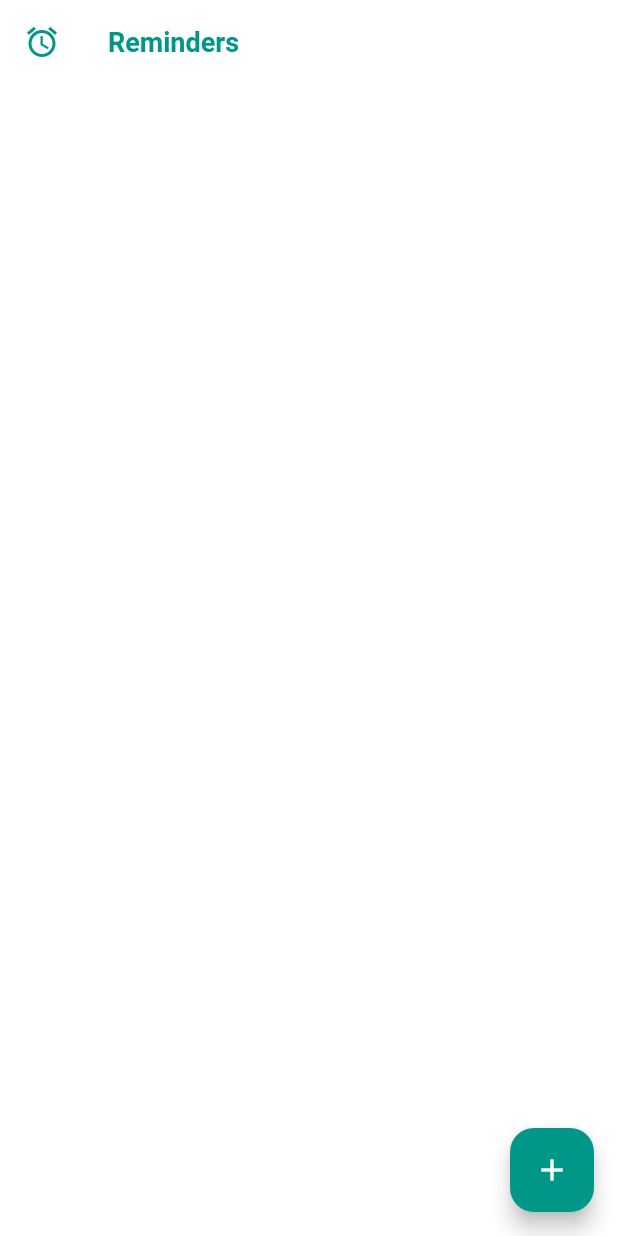
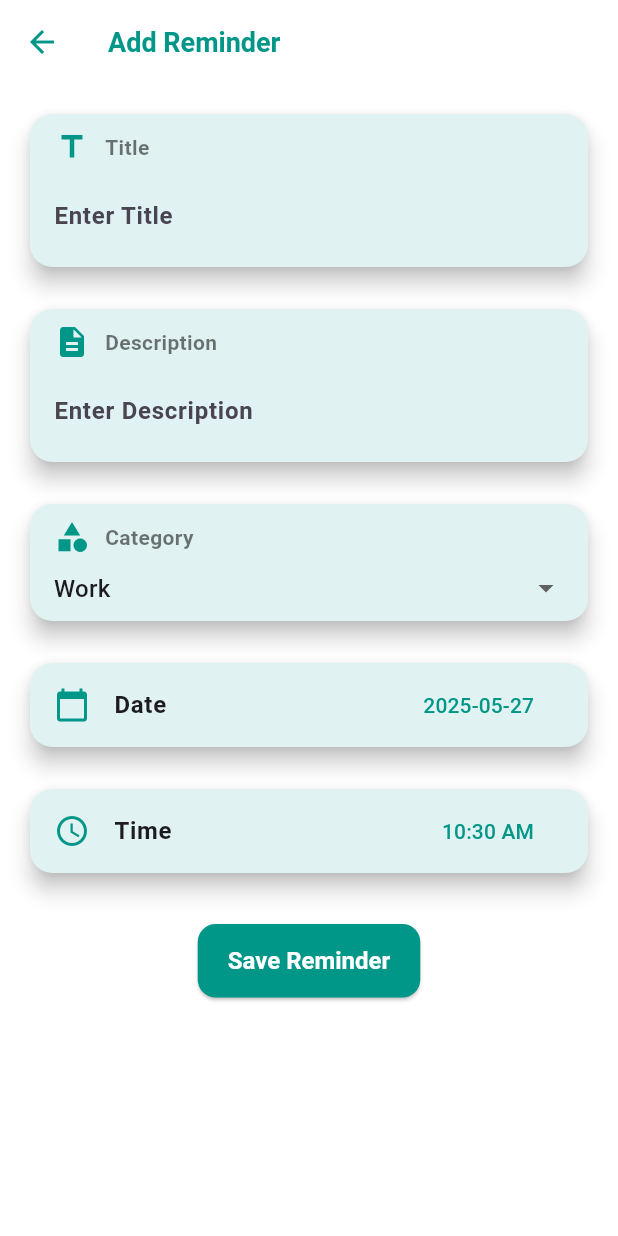
Before and after one commit to saiedfsd/MiniReminder, a Flutter app: the screen it shows after launch, after a tap on the "add" icon, on a phone screen of 412 x 824 dp. Run offline on Flutter 3.47's test engine with Material 3 defaults, Android fonts, the phone set to English and light mode, and no system bars; our stand-ins replace flutter_local_notifications, permission_handler, sqflite, timezone; accounts and stored records are empty.

Commit message:
add edit screen delete confirmation reminder detail screen fix bug db helper

```diff
--- a/lib/database/db_helper.dart
+++ b/lib/database/db_helper.dart
@@ -25,14 +25,15 @@ class DbHelper {
   }
 
   Future<void> _onCreate(Database db, int version) async {
-    await _db?.execute('''
+    await db.execute('''
     CREATE TABLE $tableName (
       id INTEGER PRIMARY KEY AUTOINCREMENT,
       title TEXT,
       description TEXT,
       isActive INTEGER,
-          remindersTime TEXT,
+      reminderTime TEXT,
       category TEXT
+    )
   ''');
   }
 
--- /dev/null
+++ b/lib/screens/add_reminder/add_edit_reminder_screen.dart
@@ -0,0 +1,268 @@
+import 'dart:math';
+
+import 'package:flutter/material.dart';
+import 'package:intl/intl.dart';
+import 'package:mini_reminder/database/db_helper.dart';
+import 'package:mini_reminder/screens/home/home_screen.dart';
+import 'package:mini_reminder/services/notification_handler.dart';
+
+class AddEditReminderScreen extends StatefulWidget {
+  final int? reminderId;
+
+  const AddEditReminderScreen({super.key, this.reminderId});
+
+  @override
+  State<AddEditReminderScreen> createState() => _AddEditReminderScreenState();
+}
+
+class _AddEditReminderScreenState extends State<AddEditReminderScreen> {
+  final _formKey = GlobalKey<FormState>();
+
+  TextEditingController _titleController = TextEditingController();
+  TextEditingController _descriptionController = TextEditingController();
+
+  String _category = "Work";
+  DateTime _reminderTime = DateTime.now();
+
+  @override
+  void initState() {
+    super.initState();
+    if (widget.reminderId != null) _fetchReminder();
+  }
+
+  Future<void> _fetchReminder() async {
+    try {
+      final data = await DbHelper.getReminderById(widget.reminderId!);
+      if (data != null) {
+        _titleController.text = data['title'];
+        _descriptionController.text = data['description'];
+        _category = data['category'];
+        _reminderTime = DateTime.parse(data['reminderTime']);
+      }
+    } catch (e) {}
+  }
+
+  @override
+  Widget build(BuildContext context) {
+    return Scaffold(
+      backgroundColor: Colors.white,
+      appBar: AppBar(
+        iconTheme: IconThemeData(color: Colors.teal),
+        backgroundColor: Colors.white,
+        title: Text(widget.reminderId == null ? "Add Reminder" : "Edit Reminder", style: TextStyle(color: Colors.teal)),
+      ),
+      body: SingleChildScrollView(
+        child: Padding(
+          padding: EdgeInsets.all(16),
+          child: Form(
+            key: _formKey,
+            child: Column(
+                crossAxisAlignment: CrossAxisAlignment.start,
+                children: [
+                  _buildInputCard(
+                      label: "Title",
+                      icon: Icons.title,
+                      child: TextFormField(
+                        controller: _titleController,
+                        decoration: InputDecoration(
+                          hintText: "Enter Title",
+                          border: InputBorder.none
+                        ),
+                        validator: (value) {
+                          return value!.isEmpty ? "Please enter a title" : null;
+                        },
+                      )
+                  ),
+                  SizedBox(height: 20,),
+                  _buildInputCard(
+                      label: "Description",
+                      icon: Icons.description,
+                      child: TextFormField(
+                        controller: _descriptionController,
+                        decoration: InputDecoration(
+                            hintText: "Enter Description",
+                            border: InputBorder.none
+                        ),
+                        validator: (value) {
+                          return value!.isEmpty ? "Please enter a description" : null;
+                        },
+                      )
+                  ),
+                  SizedBox(height: 20,),
+                  _buildInputCard(
+                    label: "Category",
+                    icon: Icons.category,
+                    child: DropdownButtonFormField(
+                        value: _category,
+                        decoration: InputDecoration.collapsed(hintText: ''),
+                        dropdownColor: Colors.teal.shade50,
+                        items: ["Work", "Personal", "Helps", "Others"].map((category) {
+                          return DropdownMenuItem<String>(value: category, child: Text(category));
+                        }).toList(),
+                        onChanged: (value) {
+                          _category = value!;
+                        }
+                    ),
+                  ),
+                  SizedBox(height: 20,),
+                  _buildDateTimerPicker(
+                      label: "Date",
+                      icon: Icons.calendar_today,
+                      displayValue: DateFormat('yyyy-MM-dd').format(_reminderTime),
+                      onPressed: () {
+                        _selectDate();
+                      },
+                  ),
+                  SizedBox(height: 20,),
+                  _buildDateTimerPicker(
+                    label: "Time",
+                    icon: Icons.access_time,
+                    displayValue: DateFormat('hh:mm a').format(_reminderTime),
+                    onPressed: () {
+                      _selectTime();
+                    },
+                  ),
+                  SizedBox(height: 30,),
+                  Center(
+                    child: ElevatedButton(
+                      style: ElevatedButton.styleFrom(
+                        padding: EdgeInsets.symmetric(horizontal: 20, vertical: 15),
+                        shape: RoundedRectangleBorder(
+                          borderRadius: BorderRadius.circular(12),
+                        ),
+                        textStyle: TextStyle(
+                          fontSize: 16,
+                          fontWeight: FontWeight.bold,
+                        ),
+                        backgroundColor: Colors.teal,
+                        foregroundColor: Colors.white,
+                      ),
+                        onPressed: _saveReminder,
+                        child: Text("Save Reminder"),
+                    ),
+                  ),
+                ]
+            ),
+          ),
+        ),
+      ),
+    );
+  }
+
+  Widget _buildInputCard({required String label, required IconData icon, required Widget child}) {
+    return Card(
+      elevation: 6,
+      color: Colors.teal.shade50,
+      shape: RoundedRectangleBorder(
+        borderRadius: BorderRadius.circular(15),
+      ),
+      child: Padding(padding: EdgeInsets.symmetric(vertical: 10, horizontal: 16),
+      child: Column(
+        crossAxisAlignment: CrossAxisAlignment.start,
+        children: [
+          Row(
+            children: [
+              Icon(icon, color: Colors.teal, ),
+              SizedBox(width: 10,),
+              Text(
+                label,
+                style: TextStyle(
+                  fontWeight: FontWeight.bold
+                ),
+              )
+            ],
+          ),
+          SizedBox(height: 10,),
+          child,
+        ],
+      ),),
+    );
+  }
+
+  Widget _buildDateTimerPicker({
+    required String label, required IconData icon, required String displayValue, required Function() onPressed
+  }) {
+    return Card(
+      elevation: 6,
+      color: Colors.teal.shade50,
+      shape: RoundedRectangleBorder(
+        borderRadius: BorderRadius.circular(15),
+      ),
+      child: ListTile(
+        leading: Icon(icon, color: Colors.teal),
+        title: Text(
+          label,
+          style: TextStyle(
+            fontWeight: FontWeight.bold
+          ),
+        ),
+        trailing: TextButton(onPressed: onPressed, child: Text(
+          displayValue,
+          style: TextStyle(color: Colors.teal),
+        )),
+      ),
+    );
+  }
+
+  Future<void> _selectDate() async {
+    DateTime? picked = await showDatePicker(
+        context: context,
+        initialDate: _reminderTime,
+        firstDate: DateTime(2000),
+        lastDate: DateTime(2100)
+    );
+    if(picked != null){
+      setState(() {
+        _reminderTime = DateTime(
+          picked.year,
+          picked.month,
+          picked.day,
+          _reminderTime.hour,
+          _reminderTime.minute
+        );
+      });
+    }
+  }
+
+  Future<void> _selectTime() async {
+    TimeOfDay? picked = await showTimePicker(
+        context: context,
+        initialTime:TimeOfDay(hour: _reminderTime.hour, minute: _reminderTime.minute)
+    );
+    if(picked != null){
+      setState(() {
+        _reminderTime = DateTime(
+            _reminderTime.year,
+            _reminderTime.month,
+            _reminderTime.day,
+            picked.hour,
+            picked.minute
+        );
+      });
+    }
+  }
+
+  Future<void> _saveReminder() async {
+    if(_formKey.currentState!.validate()){
+      final newReminder = {
+        'title': _titleController.text,
+        'description': _descriptionController.text,
+        'isActive': 1,
+        'reminderTime': _reminderTime.toIso8601String(),
+        'category': _category
+      };
+      if(widget.reminderId == null){
+        final reminderId = await DbHelper.addReminder(newReminder);
+        NotificationHelper.scheduleNotification(reminderId!, _titleController.text, _category, _reminderTime);
+      } else {
+        await DbHelper.updateReminder(widget.reminderId!, newReminder);
+        NotificationHelper.scheduleNotification(widget.reminderId!, _titleController.text, _category, _reminderTime);
+      }
+
+      Navigator.pushReplacement(
+          context,
+        MaterialPageRoute(builder: (context) => HomeScreen())
+      );
+    }
+  }
+}
--- a/lib/screens/home/home_screen.dart
+++ b/lib/screens/home/home_screen.dart
@@ -1,5 +1,10 @@
 import 'package:flutter/material.dart';
 import 'package:mini_reminder/database/db_helper.dart';
+import 'package:mini_reminder/services/notification_handler.dart';
+import 'package:mini_reminder/services/permission_handler.dart';
+
+import '../add_reminder/add_edit_reminder_screen.dart';
+import '../reminder_detail_screen/reminder_detail_screen.dart';
 
 class HomeScreen extends StatefulWidget {
   const HomeScreen({super.key});
@@ -14,6 +19,7 @@ class _HomeScreenState extends State<HomeScreen> {
   @override
   void initState() {
     super.initState();
+    requestNotificationPermissions();
     _loadReminders();
   }
 
@@ -25,34 +31,136 @@ class _HomeScreenState extends State<HomeScreen> {
         backgroundColor: Colors.white,
         appBar: AppBar(
           backgroundColor: Colors.white,
-            title: Text(
-              'Reminders',
-              style: TextStyle(
-                  color: Colors.teal
+          title: Text('Reminders', style: TextStyle(color: Colors.teal)),
+          iconTheme: IconThemeData(color: Colors.teal),
+          leading: Icon(Icons.alarm),
         ),
-            ),
-            iconTheme: IconThemeData(
-                color: Colors.teal
-            ),
-            leading: Icon(
-                Icons.alarm
-            ),
-          ),
-          floatingActionButton: FloatingActionButton(onPressed: () {
-
+        floatingActionButton: FloatingActionButton(
+          onPressed: () {
+            Navigator.push(context, MaterialPageRoute(builder: (context) => AddEditReminderScreen()));
           },
           backgroundColor: Colors.teal,
           foregroundColor: Colors.white,
           child: Icon(Icons.add),
         ),
+        body: _reminders.isEmpty
+            ? Center(
+                child: Text('No Reminder Found!', style: TextStyle(fontSize: 18, color: Colors.teal)),
               )
+            : ListView.builder(
+                itemCount: _reminders.length,
+                itemBuilder: (context, index) {
+                  final reminder = _reminders[index];
+                  return Dismissible(
+                    key: Key(reminder['id'].toString()),
+                    background: Container(
+                      color: Colors.redAccent,
+                      padding: EdgeInsets.only(right: 20),
+                      alignment: Alignment.centerRight,
+                      child: Icon(Icons.delete, color: Colors.white),
+                    ),
+                    confirmDismiss: (direction) async {
+                      return await _showDeleteConfirmationDialog(context);
+                    },
+                    onDismissed: (direction) {
+                      _deleteReminder(reminder['id']);
+                      ScaffoldMessenger.of(context).showSnackBar(SnackBar(content: Text('Reminder Deleted')));
+                    },
+                    child: Card(
+                      color: Colors.teal.shade50,
+                      elevation: 5,
+                      margin: EdgeInsets.symmetric(vertical: 8, horizontal: 16),
+                      shape: RoundedRectangleBorder(borderRadius: BorderRadius.circular(15)),
+                      child: ListTile(
+                        onTap: () {
+                          Navigator.push(
+                            context,
+                            MaterialPageRoute(builder: (context) => ReminderDetailScreen(reminderId: reminder['id'])),
+                          );
+                        },
+                        leading: Icon(Icons.notifications, color: Colors.teal),
+                        title: Text(
+                          reminder['title'],
+                          style: TextStyle(fontWeight: FontWeight.bold, fontSize: 18, color: Colors.black),
+                        ),
+                        subtitle: Text("Category: ${reminder['category']}", style: TextStyle()),
+                        trailing: Switch(
+                          value: reminder['isActive'] == 1,
+                          activeColor: Colors.teal,
+                          inactiveTrackColor: Colors.white,
+                          inactiveThumbColor: Colors.black54,
+                          onChanged: (value) {
+                            _toggleReminders(reminder['id'], value);
+                          },
+                        ),
+                      ),
+                    ),
+                  );
+                },
+              ),
+      ),
     );
   }
 
   Future<void> _loadReminders() async {
     final reminders = await DbHelper.getReminders();
     setState(() {
-      _reminders = _reminders;
+      _reminders = reminders!;
     });
   }
+
+  Future<void> _toggleReminders(int id, bool isActive) async {
+    await DbHelper.toggleReminder(id, isActive);
+    if (isActive) {
+      final reminder = _reminders.firstWhere((rem) => rem['id'] == id);
+      NotificationHelper.scheduleNotification(
+        id,
+        reminder['title'],
+        reminder['category'],
+        DateTime.parse(reminder['reminderTime']),
+      );
+    } else {
+      NotificationHelper.cancelNotification(id);
     }
+
+    _loadReminders();
+  }
+
+  Future<void> _deleteReminder(int id) async {
+    await DbHelper.deleteReminder(id);
+    NotificationHelper.cancelNotification(id);
+    _loadReminders();
+  }
+
+  Future<bool?> _showDeleteConfirmationDialog(BuildContext context) {
+    return showDialog<bool>(
+      context: context,
+      builder: (BuildContext context) {
+        return AlertDialog(
+          backgroundColor: Colors.white,
+          title: Text('Delete Reminder'),
+          content: Text('Are you sure to delete this reminder?'),
+          actions: [
+            TextButton(
+              onPressed: () {
+                Navigator.of(context).pop(false);
+              },
+              child: Text('Cancel'),
+            ),
+            TextButton(
+              onPressed: () {
+                Navigator.of(context).pop(true);
+              },
+              child: Text(
+                  'Delete',
+                  style: TextStyle(
+                    color: Colors.redAccent
+                  ),
+              ),
+            ),
+          ],
+        );
+      },
+    );
+  }
+}
```
Also changed, not shown: lib/screens/reminder_detail_screen/reminder_detail_screen.dart (added, +90 -0 lines). Lines whose indentation alone changed are shown as unchanged.
